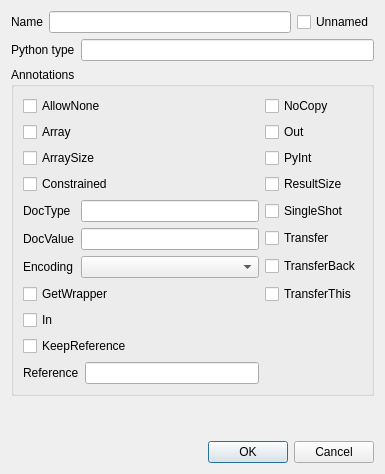
Above: metasip/api_editor/Designer/ArgPropertiesBase.ui from Python-SIP/metasip before the change. Below: the same form after it.
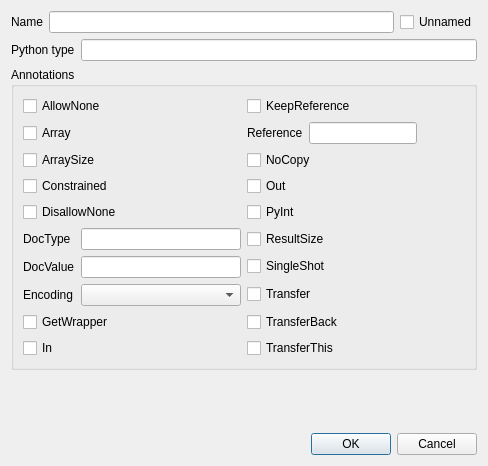
That is the form after the change.

Commit message: Added support for the /DisallowNone/ argument annotation. Added support for the /AbortOnException/, /AllowNone/ and /DisallowNone/ function annotations.

```diff
--- a/metasip/api_editor/Designer/ArgPropertiesBase.ui
+++ b/metasip/api_editor/Designer/ArgPropertiesBase.ui
@@ -6,8 +6,8 @@
    <rect>
     <x>0</x>
     <y>0</y>
-    <width>385</width>
-    <height>474</height>
+    <width>488</width>
+    <height>466</height>
    </rect>
   </property>
   <property name="windowTitle">
@@ -55,63 +55,38 @@
       <string>Annotations</string>
      </property>
      <layout class="QGridLayout" name="gridLayout">
-      <item row="0" column="0">
-       <widget class="QCheckBox" name="allowNoneCb">
-        <property name="text">
-         <string>AllowNone</string>
-        </property>
-       </widget>
-      </item>
-      <item row="0" column="1">
-       <widget class="QCheckBox" name="noCopyCb">
-        <property name="text">
-         <string>NoCopy</string>
-        </property>
-       </widget>
-      </item>
-      <item row="1" column="0">
-       <widget class="QCheckBox" name="arrayCb">
-        <property name="text">
-         <string>Array</string>
-        </property>
-       </widget>
-      </item>
-      <item row="1" column="1">
-       <widget class="QCheckBox" name="outCb">
-        <property name="text">
-         <string>Out</string>
-        </property>
-       </widget>
-      </item>
-      <item row="2" column="0">
+      <item row="3" column="0">
        <widget class="QCheckBox" name="arraySizeCb">
         <property name="text">
          <string>ArraySize</string>
         </property>
        </widget>
       </item>
-      <item row="2" column="1">
+      <item row="1" column="1">
+       <layout class="QFormLayout" name="formLayout_2">
+        <property name="fieldGrowthPolicy">
+         <enum>QFormLayout::FieldsStayAtSizeHint</enum>
+        </property>
+        <item row="0" column="1">
+         <widget class="QLineEdit" name="ref"/>
+        </item>
+        <item row="0" column="0">
+         <widget class="QLabel" name="refLab">
+          <property name="text">
+           <string>Reference</string>
+          </property>
+         </widget>
+        </item>
+       </layout>
+      </item>
+      <item row="7" column="1">
        <widget class="QCheckBox" name="pyIntCb">
         <property name="text">
          <string>PyInt</string>
         </property>
        </widget>
       </item>
-      <item row="3" column="0">
-       <widget class="QCheckBox" name="constrainedCb">
-        <property name="text">
-         <string>Constrained</string>
-        </property>
-       </widget>
-      </item>
-      <item row="3" column="1">
-       <widget class="QCheckBox" name="resultSizeCb">
-        <property name="text">
-         <string>ResultSize</string>
-        </property>
-       </widget>
-      </item>
-      <item row="4" column="0" rowspan="3">
+      <item row="8" column="0" rowspan="3">
        <layout class="QFormLayout" name="formLayout">
         <item row="0" column="0">
          <widget class="QLabel" name="label_3">
@@ -145,68 +120,103 @@
         </item>
        </layout>
       </item>
-      <item row="4" column="1">
+      <item row="9" column="1">
        <widget class="QCheckBox" name="singleShotCb">
         <property name="text">
          <string>SingleShot</string>
         </property>
        </widget>
       </item>
-      <item row="5" column="1">
+      <item row="10" column="1">
        <widget class="QCheckBox" name="transferCb">
         <property name="text">
          <string>Transfer</string>
         </property>
        </widget>
       </item>
-      <item row="6" column="1">
-       <widget class="QCheckBox" name="transferBackCb">
-        <property name="text">
-         <string>TransferBack</string>
-        </property>
-       </widget>
-      </item>
-      <item row="7" column="0">
+      <item row="11" column="0">
        <widget class="QCheckBox" name="getWrapperCb">
         <property name="text">
          <string>GetWrapper</string>
         </property>
        </widget>
       </item>
-      <item row="7" column="1">
-       <widget class="QCheckBox" name="transferThisCb">
+      <item row="1" column="0">
+       <widget class="QCheckBox" name="arrayCb">
         <property name="text">
-         <string>TransferThis</string>
+         <string>Array</string>
         </property>
        </widget>
       </item>
-      <item row="8" column="0">
-       <widget class="QCheckBox" name="inCb">
+      <item row="0" column="0">
+       <widget class="QCheckBox" name="allowNoneCb">
         <property name="text">
-         <string>In</string>
+         <string>AllowNone</string>
         </property>
        </widget>
       </item>
-      <item row="9" column="0">
+      <item row="0" column="1">
        <widget class="QCheckBox" name="keepRefCb">
         <property name="text">
          <string>KeepReference</string>
         </property>
        </widget>
       </item>
-      <item row="10" column="0">
-       <layout class="QFormLayout" name="formLayout_2">
-        <item row="0" column="0">
-         <widget class="QLabel" name="refLab">
-          <property name="text">
-           <string>Reference</string>
-          </property>
-         </widget>
-        </item>
-        <item row="0" column="1">
-         <widget class="QLineEdit" name="ref"/>
-        </item>
-       </layout>
+      <item row="8" column="1">
+       <widget class="QCheckBox" name="resultSizeCb">
+        <property name="text">
+         <string>ResultSize</string>
+        </property>
+       </widget>
+      </item>
+      <item row="7" column="0">
+       <widget class="QCheckBox" name="disallowNoneCb">
+        <property name="text">
+         <string>DisallowNone</string>
+        </property>
+       </widget>
+      </item>
+      <item row="11" column="1">
+       <widget class="QCheckBox" name="transferBackCb">
+        <property name="text">
+         <string>TransferBack</string>
+        </property>
+       </widget>
+      </item>
+      <item row="12" column="0">
+       <widget class="QCheckBox" name="inCb">
+        <property name="text">
+         <string>In</string>
+        </property>
+       </widget>
+      </item>
+      <item row="12" column="1">
+       <widget class="QCheckBox" name="transferThisCb">
+        <property name="text">
+         <string>TransferThis</string>
+        </property>
+       </widget>
+      </item>
+      <item row="4" column="0">
+       <widget class="QCheckBox" name="constrainedCb">
+        <property name="text">
+         <string>Constrained</string>
+        </property>
+       </widget>
+      </item>
+      <item row="3" column="1">
+       <widget class="QCheckBox" name="noCopyCb">
+        <property name="text">
+         <string>NoCopy</string>
+        </property>
+       </widget>
+      </item>
+      <item row="4" column="1">
+       <widget class="QCheckBox" name="outCb">
+        <property name="text">
+         <string>Out</string>
+        </property>
+       </widget>
       </item>
      </layout>
     </widget>
```
Left out of the diff: 2 changed lines with no effect on the pictures. The commit also changes 3 other files.
